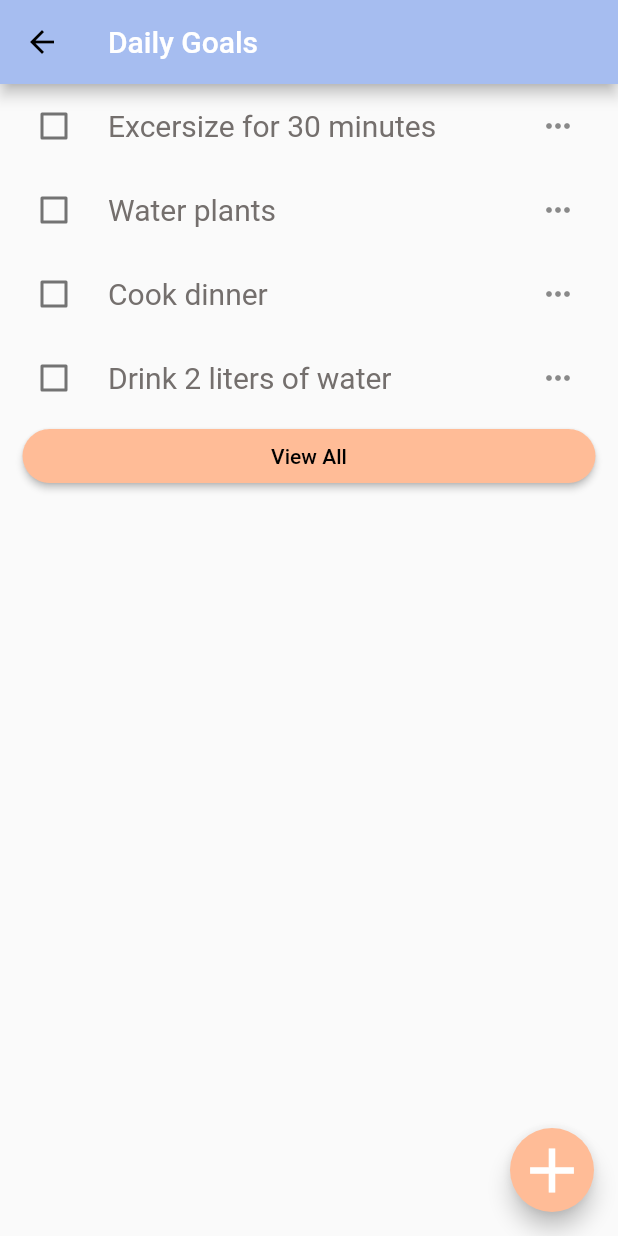
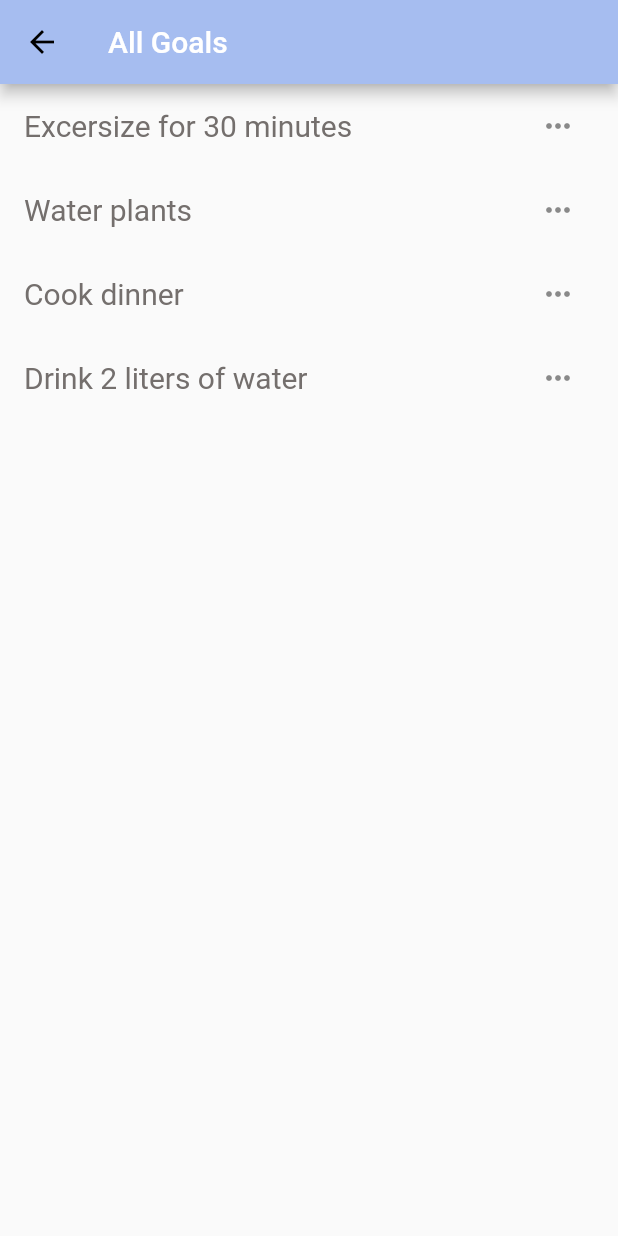
Before and after one commit to acm-projects/Zero-To-Hero, a Flutter app: the ChecklistPage screen opened directly with empty values, after a tap on "View All", on a phone screen of 412 x 824 dp. Run offline on Flutter 3.47's test engine with Material 2 defaults, Android fonts, the phone set to English and light mode, and no system bars; our stand-ins replace firebase_auth, firebase_core, firebase_database, fluttertoast, table_calendar; accounts and stored records are empty.

Commit message:
-added statistics.dart (which will no longer be used) -created AllGoalsPage -minor changes to CalendarPage and ChecklistPage

```diff
--- /dev/null
+++ b/zero_to_hero/lib/AllGoalsPage.dart
@@ -0,0 +1,77 @@
+import 'package:flutter/material.dart';
+
+
+class AllGoalsPage extends StatefulWidget {
+  const AllGoalsPage({Key? key}) : super(key: key);
+
+  @override
+  State<AllGoalsPage> createState() => _AllGoalsPageState();
+}
+
+class _AllGoalsPageState extends State<AllGoalsPage> {
+  bool value= false;
+
+  final goals = [
+    Goal(title: 'Excersize for 30 minutes'),
+    Goal(title: 'Water plants'),
+    Goal(title: 'Cook dinner'),
+    Goal(title: 'Drink 2 liters of water'),
+  ];
+
+  Widget buildSingleCheckbox(Goal goal) => ListTile(
+      //controlAffinity: ListTileControlAffinity.leading,
+      title: Text(
+        goal.title,
+        style: const TextStyle(
+          fontSize: 20,
+          color: Color.fromARGB(255, 116, 111, 109),
+        ),
+      ),
+      trailing: IconButton(
+          icon: const Icon(Icons.more_horiz),
+          onPressed: () {
+            //reroute to Edit Goal page here
+          }
+      )
+
+  );
+
+
+  @override
+  Widget build(BuildContext context) {
+    return Scaffold(
+      appBar: AppBar(
+        title: const Text(
+            'All Goals',
+            style: TextStyle(
+              color: Colors.white,
+            )
+        ),
+        backgroundColor: const Color.fromARGB(255, 166, 189, 240),
+      ),
+      body: ListView (
+        children: [
+          ...goals.map(buildSingleCheckbox).toList(),
+
+
+
+        ],
+      ),
+
+
+
+
+
+    );
+  }
+}
+
+class Goal {
+  final String title;
+  bool isCompleted;
+
+  Goal({
+    required this.title,
+    this.isCompleted = false,
+  });
+}
--- a/zero_to_hero/lib/ChecklistPage.dart
+++ b/zero_to_hero/lib/ChecklistPage.dart
@@ -1,5 +1,6 @@
 import 'package:flutter/material.dart';
 import 'package:zero_to_hero/NewGoalPage.dart';
+import 'package:zero_to_hero/AllGoalsPage.dart';
 
 
 class ChecklistPage extends StatefulWidget {
@@ -68,6 +69,10 @@ class _ChecklistPageState extends State<ChecklistPage> {
             child: ElevatedButton(
               onPressed: () {
                 //reroute to All Goals page here
+                Navigator.of(context).push(
+                  MaterialPageRoute(
+                    builder: (context) => AllGoalsPage())
+                  );
               },
               //make button rounded
               style: ButtonStyle(
```
Also changed, not shown: zero_to_hero/lib/CalendarPage.dart (+13 -3 lines), zero_to_hero/lib/Statistics.dart (added, +87 -0 lines).
